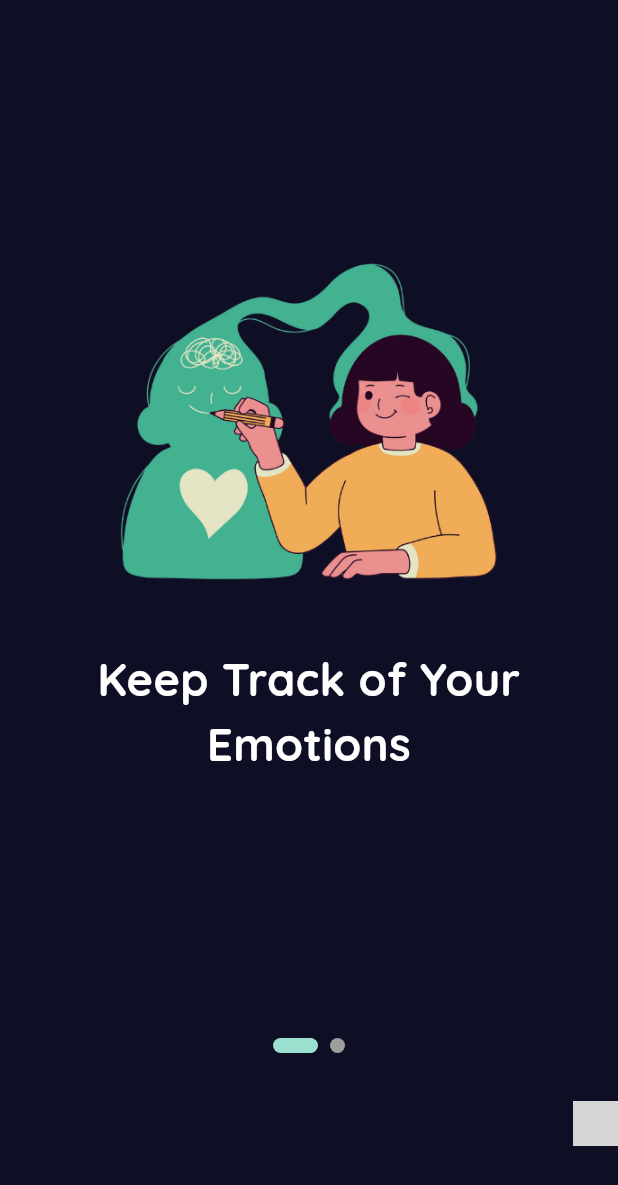
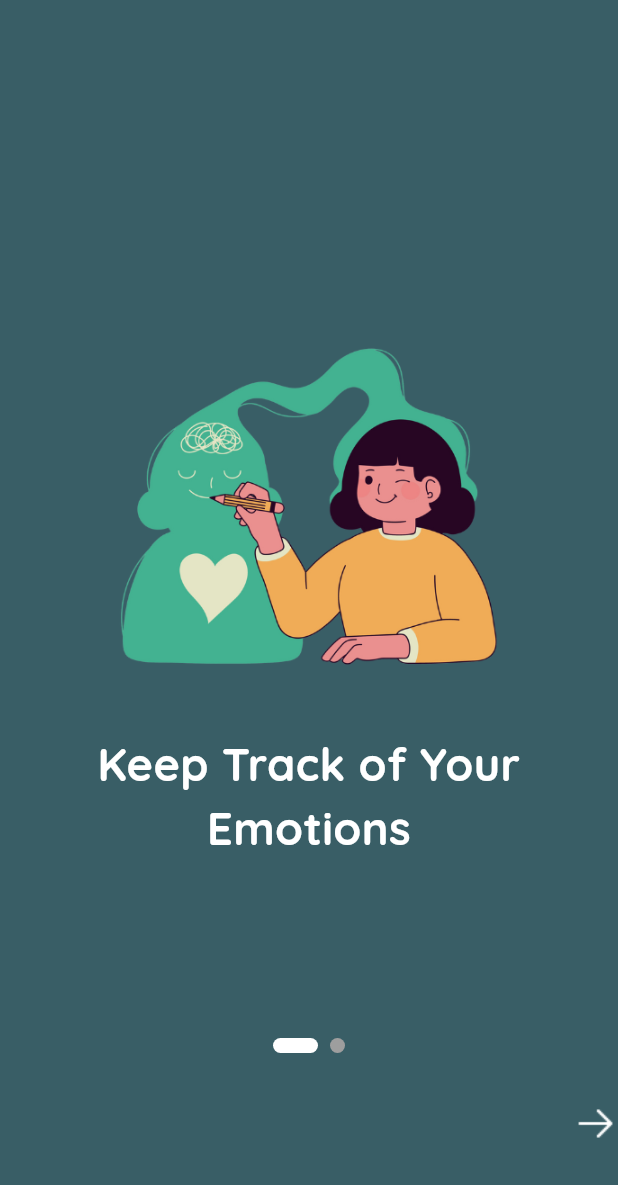
Before and after one commit to nataliaamah/memolia, a Flutter app: the screen it shows after launch, on a phone screen of 412 x 824 dp. Shown: the top 1185 px of the screen. Run offline on Flutter 3.47's test engine with Material 3 defaults, Android fonts, the phone set to English and light mode, and no system bars; drawn by our look-alikes of smooth_page_indicator; our stand-ins replace cloud_firestore, firebase_core, flutter_animate, google_fonts, shared_preferences, speech_to_text; accounts and stored records are empty; grey boxes are pictures that could not be loaded.

Commit message:
onboarding done

```diff
--- a/lib/onboarding.dart
+++ b/lib/onboarding.dart
@@ -98,13 +98,14 @@ class _OnboardingScreenState extends State<OnboardingScreen> with SingleTickerPr
   Widget buildOnboardingOne(BuildContext context) {
     return SafeArea(
       child: Container(
+        color: Color.fromRGBO(57, 94, 102, 1),
         width: double.maxFinite,
         padding: EdgeInsets.symmetric(horizontal: 51, vertical: 92),
         child: Column(
           mainAxisAlignment: MainAxisAlignment.center,
           children: [
-            Spacer(flex: 10),
-            Image.asset('assets/track.png', height: 300, width: 400),
+            Spacer(flex: 40),
+            Image.asset('assets/track.png', height: 300, width: 500),
             Text(
               "Keep Track of Your Emotions",
               textAlign: TextAlign.center,
@@ -120,7 +121,7 @@ class _OnboardingScreenState extends State<OnboardingScreen> with SingleTickerPr
                   controller: _pageViewController,
                   count: 2,
                   effect: ExpandingDotsEffect(
-                    activeDotColor: Color(0xFF9CE1CF),
+                    activeDotColor: Color.fromARGB(255, 255, 255, 255),
                     dotHeight: 10,
                     dotWidth: 10,
                   ),
@@ -137,13 +138,14 @@ class _OnboardingScreenState extends State<OnboardingScreen> with SingleTickerPr
   Widget buildOnboardingTwo(BuildContext context) {
     return SafeArea(
       child: Container(
+        color: Color.fromRGBO(65, 93, 67, 1),
         width: double.maxFinite,
         padding: EdgeInsets.symmetric(horizontal: 51, vertical: 92),
         child: Column(
           mainAxisAlignment: MainAxisAlignment.center,
           children: [
-            Spacer(flex: 10),
-            Image.asset('assets/control.png', height: 300, width: 400),
+            Spacer(flex: 40),
+            Image.asset('assets/control.png', height: 300, width: 500),
             Text(
               "Take Control Over Your Emotions",
               textAlign: TextAlign.center,
@@ -159,7 +161,7 @@ class _OnboardingScreenState extends State<OnboardingScreen> with SingleTickerPr
                   controller: _pageViewController,
                   count: 2,
                   effect: ExpandingDotsEffect(
-                    activeDotColor: Color(0xFF9CE1CF),
+                    activeDotColor: Color.fromARGB(255, 255, 255, 255),
                     dotHeight: 10,
                     dotWidth: 10,
                   ),
@@ -188,7 +190,7 @@ class _OnboardingScreenState extends State<OnboardingScreen> with SingleTickerPr
             );
           },
           child: Padding(
-            padding: EdgeInsets.only(bottom: 60,),
+            padding: EdgeInsets.only(right: 50),
             child: Image.asset('assets/images/nextArrow.png', height: 30, width: 30),
           ),
         ),
@@ -196,7 +198,7 @@ class _OnboardingScreenState extends State<OnboardingScreen> with SingleTickerPr
     );
   }
 
-  // arrow next
+  // arrow back
   Row _navigationButtons() {
     return Row(
       mainAxisAlignment: MainAxisAlignment.spaceBetween,
@@ -215,8 +217,8 @@ class _OnboardingScreenState extends State<OnboardingScreen> with SingleTickerPr
               );
             },
             child: Padding(
-              padding: EdgeInsets.symmetric(vertical: 60,),
-              child: Image.asset('assets/images/backArrow.png', height: 30, width: 30),
+              padding: EdgeInsets.symmetric(vertical: 60, horizontal: 50),
+              child: Image.asset('assets/backArrow.png', height: 30, width: 30),
             ),
           )
         else
@@ -236,10 +238,10 @@ class _OnboardingScreenState extends State<OnboardingScreen> with SingleTickerPr
             },
             child: Padding(
               padding: EdgeInsets.only(bottom: 60, left: 313),
-              child: Image.asset('assets/images/nextArrow.png', height: 30, width: 30),
+              child: Image.asset('assets/nextArrow.png', height: 30, width: 30),
             ),
           )
-        else if (_currentPageIndex < 2)
+        else if (_currentPageIndex < 1)
           GestureDetector(
             onTap: () {
               setState(() {
@@ -253,7 +255,7 @@ class _OnboardingScreenState extends State<OnboardingScreen> with SingleTickerPr
             },
             child: Padding(
               padding: EdgeInsets.symmetric(vertical: 60, horizontal: 50),
-              child: Image.asset('assets/images/nextArrow.png', height: 30, width: 30),
+              child: Image.asset('assets/nextArrow.png', height: 30, width: 30),
             ),
           )
         else
```
